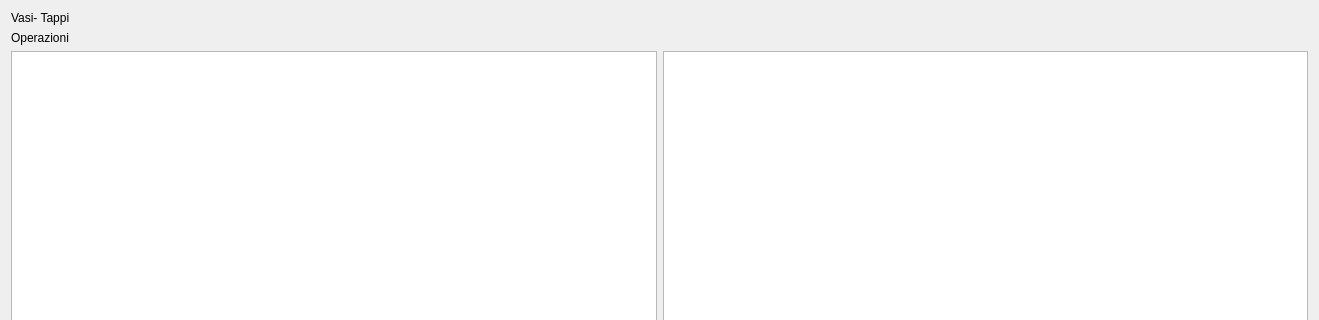
Qt form ftcontainers_overview.ui (fblabs/CLTags) before a commit; both pictures show x 0 to 1319 and y 0 to 320 of the 1319 by 485 pixel window.
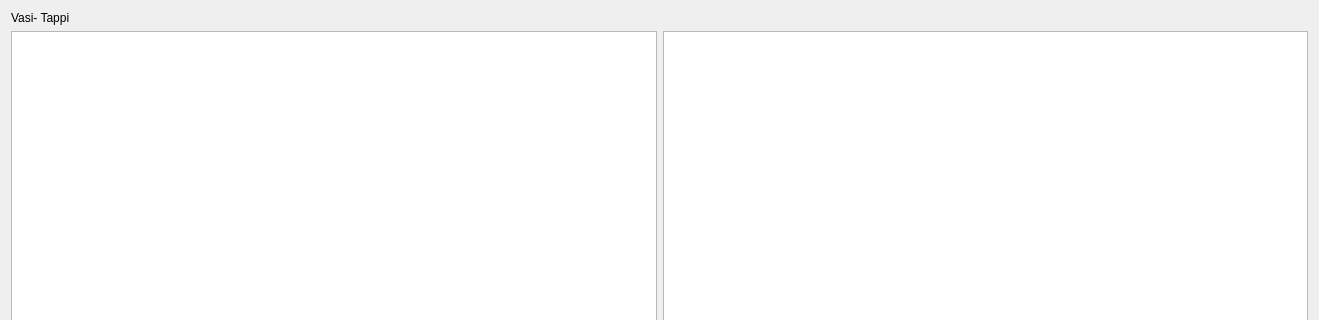
The same form after that commit. Icons and pictures are not drawn.

Diff of the .ui file:
```diff
--- a/ftcontainers_overview.ui
+++ b/ftcontainers_overview.ui
@@ -24,13 +24,6 @@
      </property>
     </widget>
    </item>
-   <item>
-    <widget class="QLabel" name="label_2">
-     <property name="text">
-      <string>Operazioni</string>
-     </property>
-    </widget>
-   </item>
    <item>
     <layout class="QHBoxLayout" name="horizontalLayout_2">
      <item>
@@ -49,6 +42,9 @@
          <property name="selectionBehavior">
           <enum>QAbstractItemView::SelectRows</enum>
          </property>
+         <attribute name="horizontalHeaderStretchLastSection">
+          <bool>true</bool>
+         </attribute>
          <attribute name="verticalHeaderVisible">
           <bool>false</bool>
          </attribute>
@@ -72,6 +68,9 @@
          <property name="selectionBehavior">
           <enum>QAbstractItemView::SelectRows</enum>
          </property>
+         <attribute name="horizontalHeaderStretchLastSection">
+          <bool>true</bool>
+         </attribute>
          <attribute name="verticalHeaderVisible">
           <bool>false</bool>
          </attribute>
```
Left out of the diff: 6 changed lines with no effect on the pictures.
